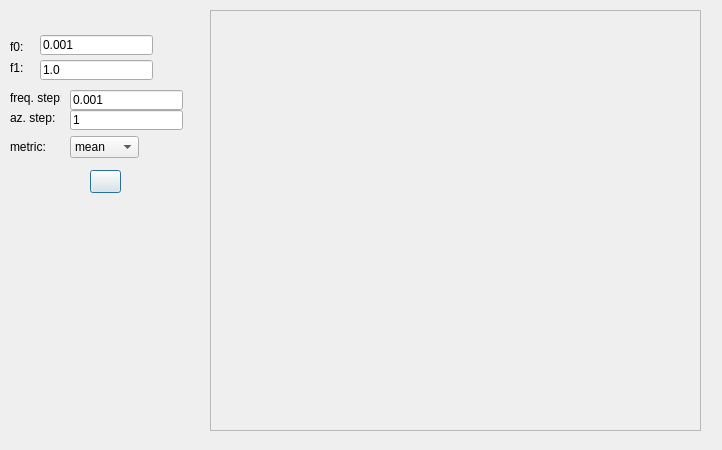
Before: the Qt Designer form imagejockey/gabor/gaborscandialog.ui in PauloCarvalhoRJ/gammaray, drawn with Qt 5.
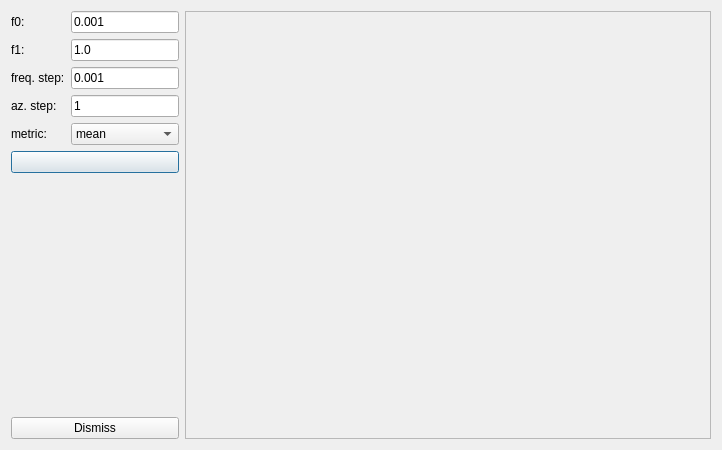
After: the same form once the commit is applied. Icons and pictures are not drawn.

Commit message: Gabor: finishing GUI for the Gabor scan dialog.

Diff of the .ui file:
```diff
--- a/imagejockey/gabor/gaborscandialog.ui
+++ b/imagejockey/gabor/gaborscandialog.ui
@@ -13,166 +13,100 @@
   <property name="windowTitle">
    <string>Dialog</string>
   </property>
-  <widget class="QFrame" name="frmGridDisplay">
-   <property name="geometry">
-    <rect>
-     <x>210</x>
-     <y>10</y>
-     <width>491</width>
-     <height>421</height>
-    </rect>
-   </property>
-   <property name="frameShape">
-    <enum>QFrame::StyledPanel</enum>
-   </property>
-   <property name="frameShadow">
-    <enum>QFrame::Raised</enum>
-   </property>
-   <layout class="QHBoxLayout" name="horizontalLayout"/>
-  </widget>
-  <widget class="QPushButton" name="btnStart">
-   <property name="geometry">
-    <rect>
-     <x>90</x>
-     <y>170</y>
-     <width>31</width>
-     <height>23</height>
-    </rect>
-   </property>
-   <property name="text">
-    <string/>
-   </property>
-   <property name="icon">
-    <iconset resource="../ijresources.qrc">
-     <normaloff>:/ijicons32/ijplay32</normaloff>:/ijicons32/ijplay32</iconset>
-   </property>
-  </widget>
+  <layout class="QHBoxLayout" name="horizontalLayout_2">
+   <item>
+    <layout class="QVBoxLayout" name="verticalLayout">
+     <item>
+      <layout class="QGridLayout" name="gridLayout">
+       <item row="0" column="0">
   <widget class="QLabel" name="label">
-   <property name="geometry">
-    <rect>
-     <x>10</x>
-     <y>40</y>
-     <width>46</width>
-     <height>13</height>
-    </rect>
-   </property>
    <property name="text">
     <string>f0:</string>
    </property>
   </widget>
+       </item>
+       <item row="0" column="1">
+        <widget class="QLineEdit" name="txtF0">
+         <property name="sizePolicy">
+          <sizepolicy hsizetype="Preferred" vsizetype="Fixed">
+           <horstretch>0</horstretch>
+           <verstretch>0</verstretch>
+          </sizepolicy>
+         </property>
+         <property name="text">
+          <string>0.001</string>
+         </property>
+        </widget>
+       </item>
+       <item row="1" column="0">
   <widget class="QLabel" name="label_2">
-   <property name="geometry">
-    <rect>
-     <x>10</x>
-     <y>60</y>
-     <width>31</width>
-     <height>16</height>
-    </rect>
-   </property>
    <property name="text">
     <string>f1:</string>
    </property>
   </widget>
+       </item>
+       <item row="1" column="1">
+        <widget class="QLineEdit" name="txtF1">
+         <property name="sizePolicy">
+          <sizepolicy hsizetype="Preferred" vsizetype="Fixed">
+           <horstretch>0</horstretch>
+           <verstretch>0</verstretch>
+          </sizepolicy>
+         </property>
+         <property name="text">
+          <string>1.0</string>
+         </property>
+        </widget>
+       </item>
+       <item row="2" column="0">
   <widget class="QLabel" name="label_3">
-   <property name="geometry">
-    <rect>
-     <x>10</x>
-     <y>90</y>
-     <width>51</width>
-     <height>16</height>
-    </rect>
-   </property>
    <property name="text">
     <string>freq. step:</string>
    </property>
   </widget>
+       </item>
+       <item row="2" column="1">
+        <widget class="QLineEdit" name="txtFStep">
+         <property name="sizePolicy">
+          <sizepolicy hsizetype="Preferred" vsizetype="Fixed">
+           <horstretch>0</horstretch>
+           <verstretch>0</verstretch>
+          </sizepolicy>
+         </property>
+         <property name="text">
+          <string>0.001</string>
+         </property>
+        </widget>
+       </item>
+       <item row="3" column="0">
   <widget class="QLabel" name="label_4">
-   <property name="geometry">
-    <rect>
-     <x>10</x>
-     <y>110</y>
-     <width>51</width>
-     <height>16</height>
-    </rect>
-   </property>
    <property name="text">
     <string>az. step:</string>
    </property>
   </widget>
-  <widget class="QLineEdit" name="txtF0">
-   <property name="geometry">
-    <rect>
-     <x>40</x>
-     <y>35</y>
-     <width>113</width>
-     <height>20</height>
-    </rect>
-   </property>
-   <property name="text">
-    <string>0.001</string>
-   </property>
-  </widget>
-  <widget class="QLineEdit" name="txtF1">
-   <property name="geometry">
-    <rect>
-     <x>40</x>
-     <y>60</y>
-     <width>113</width>
-     <height>20</height>
-    </rect>
-   </property>
-   <property name="text">
-    <string>1.0</string>
-   </property>
-  </widget>
-  <widget class="QLineEdit" name="txtFStep">
-   <property name="geometry">
-    <rect>
-     <x>70</x>
-     <y>90</y>
-     <width>113</width>
-     <height>20</height>
-    </rect>
-   </property>
-   <property name="text">
-    <string>0.001</string>
-   </property>
-  </widget>
+       </item>
+       <item row="3" column="1">
   <widget class="QLineEdit" name="txtAzStep">
-   <property name="geometry">
-    <rect>
-     <x>70</x>
-     <y>110</y>
-     <width>113</width>
-     <height>20</height>
-    </rect>
+         <property name="sizePolicy">
+          <sizepolicy hsizetype="Preferred" vsizetype="Fixed">
+           <horstretch>0</horstretch>
+           <verstretch>0</verstretch>
+          </sizepolicy>
    </property>
    <property name="text">
     <string>1</string>
    </property>
   </widget>
+       </item>
+       <item row="4" column="0">
   <widget class="QLabel" name="label_5">
-   <property name="geometry">
-    <rect>
-     <x>10</x>
-     <y>140</y>
-     <width>46</width>
-     <height>13</height>
-    </rect>
-   </property>
    <property name="text">
     <string>metric:</string>
    </property>
   </widget>
+       </item>
+       <item row="4" column="1">
   <widget class="QComboBox" name="cmbMetric">
-   <property name="geometry">
-    <rect>
-     <x>70</x>
-     <y>136</y>
-     <width>69</width>
-     <height>22</height>
-    </rect>
-   </property>
    <item>
     <property name="text">
      <string>mean</string>
@@ -184,6 +118,72 @@
     </property>
    </item>
   </widget>
+       </item>
+       <item row="5" column="0" colspan="2">
+        <widget class="QPushButton" name="btnStart">
+         <property name="sizePolicy">
+          <sizepolicy hsizetype="Preferred" vsizetype="Fixed">
+           <horstretch>0</horstretch>
+           <verstretch>0</verstretch>
+          </sizepolicy>
+         </property>
+         <property name="text">
+          <string/>
+         </property>
+         <property name="icon">
+          <iconset resource="../ijresources.qrc">
+           <normaloff>:/ijicons32/ijplay32</normaloff>:/ijicons32/ijplay32</iconset>
+         </property>
+        </widget>
+       </item>
+      </layout>
+     </item>
+     <item>
+      <spacer name="verticalSpacer">
+       <property name="orientation">
+        <enum>Qt::Vertical</enum>
+       </property>
+       <property name="sizeHint" stdset="0">
+        <size>
+         <width>20</width>
+         <height>138</height>
+        </size>
+       </property>
+      </spacer>
+     </item>
+     <item>
+      <widget class="QPushButton" name="btnDismiss">
+       <property name="sizePolicy">
+        <sizepolicy hsizetype="Preferred" vsizetype="Fixed">
+         <horstretch>0</horstretch>
+         <verstretch>0</verstretch>
+        </sizepolicy>
+       </property>
+       <property name="text">
+        <string>Dismiss</string>
+       </property>
+      </widget>
+     </item>
+    </layout>
+   </item>
+   <item>
+    <widget class="QFrame" name="frmGridDisplay">
+     <property name="sizePolicy">
+      <sizepolicy hsizetype="Expanding" vsizetype="Preferred">
+       <horstretch>0</horstretch>
+       <verstretch>0</verstretch>
+      </sizepolicy>
+     </property>
+     <property name="frameShape">
+      <enum>QFrame::StyledPanel</enum>
+     </property>
+     <property name="frameShadow">
+      <enum>QFrame::Raised</enum>
+     </property>
+     <layout class="QHBoxLayout" name="horizontalLayout"/>
+    </widget>
+   </item>
+  </layout>
  </widget>
  <resources>
   <include location="../ijresources.qrc"/>
```
Left out of the diff: 16 changed lines with no effect on the pictures. Lines whose indentation alone changed are shown as unchanged. The commit also changes 1 other file.
